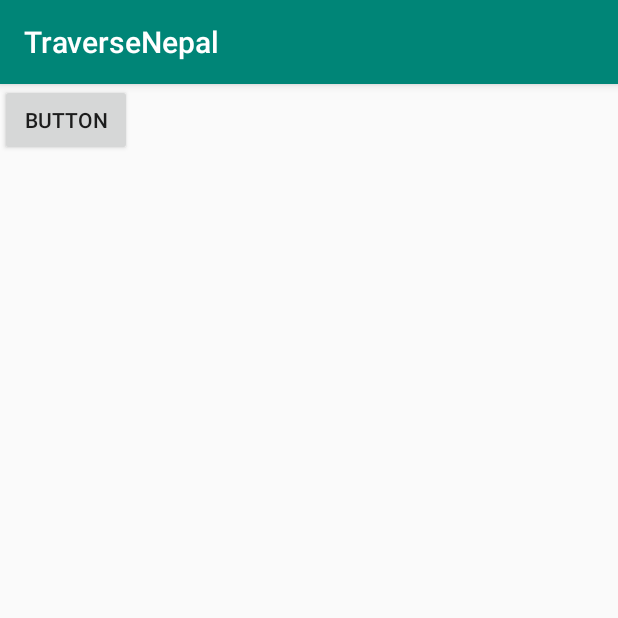
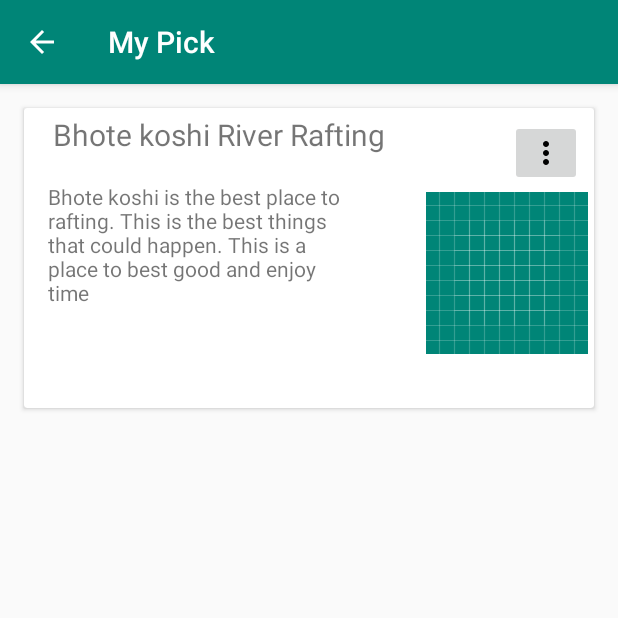
Before and after one commit to eversoftgroup/Traverse-Nepal, an Android app: the nav_mypick_activity screen opened directly, with no data from a screen before it, on a phone screen of 412 x 824 dp, the top half of it. Run offline under Robolectric (Android 15) with nearby library versions, the phone set to English and light mode, and no system bars.

Commit message:
Added my-pick feature from /Pradeep branch

```diff
--- a/app/src/main/AndroidManifest.xml
+++ b/app/src/main/AndroidManifest.xml
@@ -28,7 +28,8 @@
         <activity android:name="com.eversoft.services.nav_currencyconverter" />
         <activity android:name="com.eversoft.services.nav_weatherforecast_activity" />
         <activity android:name="com.eversoft.services.nav_clockconverter_activity" />
-        <activity android:name=".nav_mypick_activity" />
+        <activity android:name=".nav_mypick_activity"
+                    android:parentActivityName=".MainActivity"/>
         <activity
             android:name=".MainActivity"
             android:label="@string/app_name"
--- a/app/src/main/java/com/eversoft/traversenepal/nav_mypick_activity.java
+++ b/app/src/main/java/com/eversoft/traversenepal/nav_mypick_activity.java
@@ -2,6 +2,9 @@ package com.eversoft.traversenepal;
 
 import android.support.v7.app.AppCompatActivity;
 import android.os.Bundle;
+import android.view.View;
+import android.widget.ImageButton;
+import android.widget.PopupMenu;
 
 import com.eversoft.traversenepal.R;
 
@@ -11,5 +14,18 @@ public class nav_mypick_activity extends AppCompatActivity {
     protected void onCreate(Bundle savedInstanceState) {
         super.onCreate(savedInstanceState);
         setContentView(R.layout.nav_mypick_activity);
+        setTitle("My Pick");
+
+        final ImageButton BtnMoreOption = findViewById(R.id.nav_my_pick_more_vert);
+
+        BtnMoreOption.setOnClickListener(new View.OnClickListener() {
+            @Override
+            public void onClick(View view) {
+                PopupMenu popupMenu = new PopupMenu(nav_mypick_activity.this, BtnMoreOption);
+                //inflating xml file
+                popupMenu.getMenuInflater().inflate(R.menu.my_pic_card_menu, popupMenu.getMenu());
+                popupMenu.show();
+            }
+        });
     }
 }
--- /dev/null
+++ b/app/src/main/res/drawable/more_vert.xml
@@ -0,0 +1,9 @@
+<vector xmlns:android="http://schemas.android.com/apk/res/android"
+        android:width="24dp"
+        android:height="24dp"
+        android:viewportWidth="24.0"
+        android:viewportHeight="24.0">
+    <path
+        android:fillColor="#FF000000"
+        android:pathData="M12,8c1.1,0 2,-0.9 2,-2s-0.9,-2 -2,-2 -2,0.9 -2,2 0.9,2 2,2zM12,10c-1.1,0 -2,0.9 -2,2s0.9,2 2,2 2,-0.9 2,-2 -0.9,-2 -2,-2zM12,16c-1.1,0 -2,0.9 -2,2s0.9,2 2,2 2,-0.9 2,-2 -0.9,-2 -2,-2z"/>
+</vector>
--- a/app/src/main/res/layout/nav_mypick_activity.xml
+++ b/app/src/main/res/layout/nav_mypick_activity.xml
@@ -6,11 +6,87 @@
     android:layout_height="match_parent"
     tools:context=".nav_mypick_activity">
 
-    <Button
-        android:id="@+id/button"
-        android:layout_width="wrap_content"
-        android:layout_height="wrap_content"
-        android:text="Button"
-        tools:layout_editor_absoluteX="145dp"
-        tools:layout_editor_absoluteY="30dp" />
+
+    <android.support.v7.widget.CardView
+        android:id="@+id/nav_mypick_cardview"
+        android:layout_width="0dp"
+        android:layout_height="200dp"
+        android:layout_marginStart="16dp"
+        android:layout_marginLeft="16dp"
+        android:layout_marginTop="16dp"
+        android:layout_marginEnd="16dp"
+        android:layout_marginRight="16dp"
+        app:layout_constraintEnd_toEndOf="parent"
+        app:layout_constraintStart_toStartOf="parent"
+        app:layout_constraintTop_toTopOf="parent" >
+
+        <android.support.constraint.ConstraintLayout
+            android:layout_width="match_parent"
+            android:layout_height="match_parent">
+
+            <TextView
+                android:id="@+id/textView"
+                android:layout_width="wrap_content"
+                android:layout_height="wrap_content"
+                android:layout_marginEnd="8dp"
+                android:layout_marginRight="8dp"
+                android:padding="4dp"
+                android:text="Bhote koshi River Rafting"
+                android:textFontWeight="700"
+                android:textSize="20dp"
+                app:layout_constraintEnd_toStartOf="@+id/imageView2"
+                app:layout_constraintStart_toStartOf="parent"
+                app:layout_constraintTop_toTopOf="parent" />
+
+            <ImageView
+                android:id="@+id/imageView2"
+                android:layout_width="108dp"
+                android:layout_height="109dp"
+                android:layout_marginTop="20dp"
+                android:layout_marginEnd="4dp"
+                android:layout_marginRight="4dp"
+                app:layout_constraintEnd_toEndOf="parent"
+                app:layout_constraintTop_toBottomOf="@+id/textView"
+                android:src="@drawable/ic_launcher_background"
+                tools:srcCompat="@tools:sample/avatars" />
+
+            <TextView
+                android:id="@+id/textView6"
+                android:layout_width="201dp"
+                android:layout_height="107dp"
+                android:layout_marginStart="8dp"
+                android:layout_marginLeft="8dp"
+                android:layout_marginTop="8dp"
+                android:layout_marginEnd="8dp"
+                android:layout_marginRight="8dp"
+                android:layout_marginBottom="8dp"
+                android:text="Bhote koshi is the best place to rafting. This is the best things that could happen. This is a place to best good and enjoy time"
+                app:layout_constraintBottom_toBottomOf="@+id/imageView2"
+                app:layout_constraintEnd_toStartOf="@+id/imageView2"
+                app:layout_constraintHorizontal_bias="0.16"
+                app:layout_constraintStart_toStartOf="parent"
+                app:layout_constraintTop_toBottomOf="@+id/textView"
+                app:layout_constraintVertical_bias="1.0" />
+
+            <ImageButton
+                android:id="@+id/nav_my_pick_more_vert"
+                android:layout_width="wrap_content"
+                android:layout_height="wrap_content"
+                android:layout_marginStart="8dp"
+                android:layout_marginLeft="8dp"
+                android:layout_marginTop="8dp"
+                android:layout_marginEnd="8dp"
+                android:layout_marginRight="8dp"
+                android:layout_marginBottom="8dp"
+                app:layout_constraintBottom_toTopOf="@+id/imageView2"
+                app:layout_constraintEnd_toEndOf="parent"
+                app:layout_constraintHorizontal_bias="1.0"
+                app:layout_constraintStart_toEndOf="@+id/textView"
+                app:layout_constraintTop_toTopOf="parent"
+                app:layout_constraintVertical_bias="0.0"
+                app:srcCompat="@drawable/more_vert"
+                tools:ignore="VectorDrawableCompat" />
+        </android.support.constraint.ConstraintLayout>
+
+    </android.support.v7.widget.CardView>
 </android.support.constraint.ConstraintLayout>
--- /dev/null
+++ b/app/src/main/res/menu/my_pic_card_menu.xml
@@ -0,0 +1,15 @@
+<?xml version="1.0" encoding="utf-8"?>
+<menu xmlns:android="http://schemas.android.com/apk/res/android"
+    xmlns:app="http://schemas.android.com/apk/res-auto">
+    <item
+        android:id="@+id/my_pick_pin_to_top"
+        android:orderInCategory="100"
+        android:title="Pint to Top"
+        app:showAsAction="never" />
+    <item
+        android:id="@+id/my_pick_Delete"
+        android:orderInCategory="100"
+        android:title="Delete"
+        app:showAsAction="never" />
+
+</menu>
```
